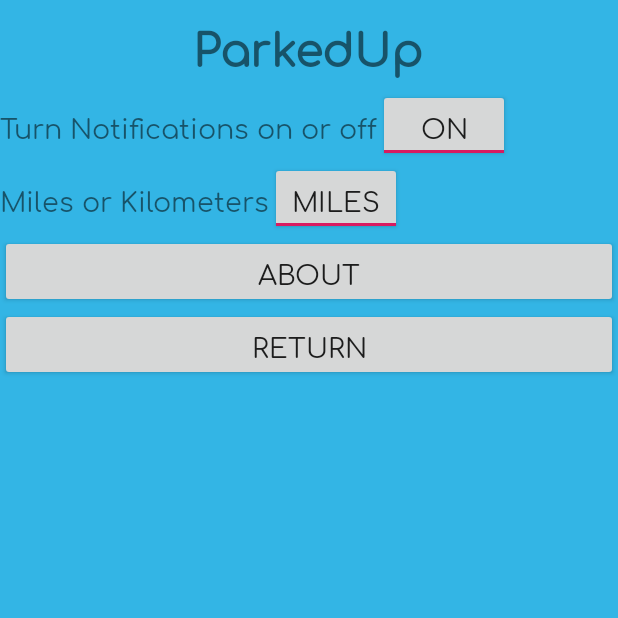
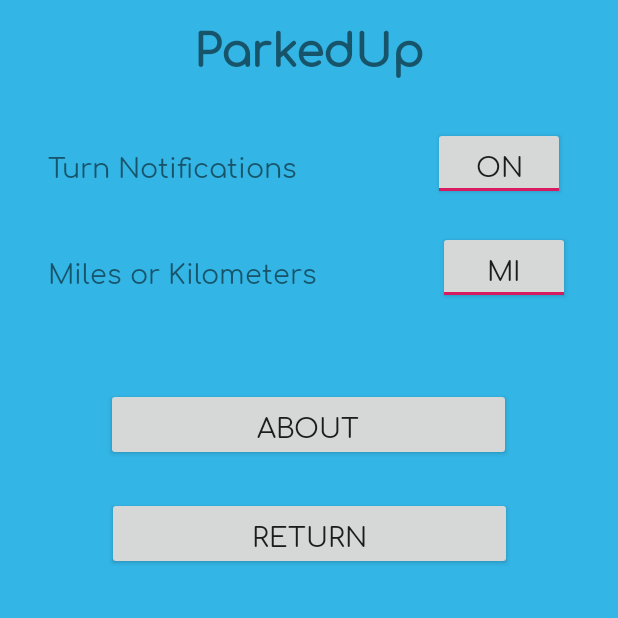
Before and after one commit to COSC481W-2019Winter/classproject-sudo-give_us_an_a, an Android app: the MenuActivity screen opened directly, with no data from a screen before it, on a phone screen of 412 x 824 dp, the top half of it. Run offline under Robolectric (Android 15) with nearby library versions, the phone set to English and light mode, and no system bars.

Commit message:
Changed Menu Layout

```diff
--- a/app/src/main/res/layout/activity_menu.xml
+++ b/app/src/main/res/layout/activity_menu.xml
@@ -1,98 +1,136 @@
 <?xml version="1.0" encoding="utf-8"?>
-<LinearLayout xmlns:android="http://schemas.android.com/apk/res/android"
+<android.support.constraint.ConstraintLayout xmlns:android="http://schemas.android.com/apk/res/android"
     xmlns:app="http://schemas.android.com/apk/res-auto"
+    xmlns:tools="http://schemas.android.com/tools"
     android:layout_width="match_parent"
     android:layout_height="match_parent"
-    android:layout_marginLeft="0dp"
-    android:layout_marginTop="0dp"
-    android:layout_marginRight="0dp"
-    android:layout_marginBottom="0dp"
-    android:background="@android:color/holo_blue_light"
-    android:orientation="vertical">
+    android:background="@android:color/holo_blue_light"><![CDATA[
+        android:layout_width="wrap_content"
+        android:layout_height="wrap_content"
+        android:orientation="horizontal">
+    ]]>
+
+    <Button
+        android:id="@+id/home"
+        android:layout_width="270dp"
+        android:layout_height="wrap_content"
+        android:layout_marginStart="32dp"
+        android:layout_marginEnd="32dp"
+        android:fontFamily="@font/comfortaa"
+        android:text="Return"
+        android:textSize="18dp"
+        app:layout_constraintBottom_toBottomOf="parent"
+        app:layout_constraintEnd_toEndOf="parent"
+        app:layout_constraintHorizontal_bias="0.503"
+        app:layout_constraintStart_toStartOf="parent"
+        app:layout_constraintTop_toTopOf="parent"
+        app:layout_constraintVertical_bias="0.427" />
+
     <TextView
         android:id="@+id/title"
         android:layout_width="wrap_content"
         android:layout_height="59dp"
         android:layout_centerInParent="true"
         android:layout_gravity="center|center_vertical"
+        android:layout_marginStart="32dp"
+        android:layout_marginEnd="32dp"
+        android:layout_marginBottom="64dp"
         android:background="@android:color/holo_blue_light"
         android:fontFamily="@font/comfortaa"
         android:gravity="center"
         android:text="ParkedUp"
         android:textSize="30sp"
-        android:textStyle="bold" />
-
-    <LinearLayout
-        android:layout_width="wrap_content"
-        android:layout_height="wrap_content"
-        android:orientation="horizontal">
+        android:textStyle="bold"
+        app:layout_constraintBottom_toBottomOf="@+id/notify"
+        app:layout_constraintEnd_toEndOf="parent"
+        app:layout_constraintStart_toStartOf="parent"
+        app:layout_constraintTop_toTopOf="parent"
+        app:layout_constraintVertical_bias="0.0" />
 
     <TextView
         android:id="@+id/notification"
-            android:layout_width="match_parent"
+        android:layout_width="180dp"
         android:layout_height="wrap_content"
-            android:text="Turn Notifications on or off"
+        android:layout_marginStart="32dp"
+        android:layout_marginEnd="27dp"
+        android:fontFamily="@font/comfortaa"
+        android:text="Turn Notifications "
         android:textSize="18dp"
-            android:fontFamily="@font/comfortaa" />
+        app:layout_constraintBottom_toBottomOf="parent"
+        app:layout_constraintEnd_toEndOf="@+id/notify"
+        app:layout_constraintHorizontal_bias="0.0"
+        app:layout_constraintStart_toStartOf="parent"
+        app:layout_constraintTop_toTopOf="parent"
+        app:layout_constraintVertical_bias="0.12" />
+
+    <TextView
+        android:id="@+id/MIKI"
+        android:layout_width="180dp"
+        android:layout_height="wrap_content"
+        android:layout_marginStart="32dp"
+        android:fontFamily="@font/comfortaa"
+        android:text="Miles or Kilometers"
+        android:textSize="18dp"
+        app:layout_constraintBottom_toBottomOf="parent"
+        app:layout_constraintEnd_toEndOf="parent"
+        app:layout_constraintEnd_toStartOf="@+id/MIKItoggle"
+        app:layout_constraintHorizontal_bias="0.0"
+        app:layout_constraintStart_toStartOf="parent"
+        app:layout_constraintTop_toTopOf="parent"
+        app:layout_constraintVertical_bias="0.209" />
 
     <ToggleButton
         android:id="@+id/notify"
         android:layout_width="wrap_content"
         android:layout_height="wrap_content"
+        android:layout_marginEnd="32dp"
         android:layout_weight="1"
+        android:fontFamily="@font/comfortaa"
         android:text="ToggleButton"
         android:textOff="Off"
         android:textOn="On"
         android:textSize="18dp"
-            android:fontFamily="@font/comfortaa" />
-    </LinearLayout>
-
-    <LinearLayout
-        android:layout_width="wrap_content"
-        android:layout_height="wrap_content"
-        android:orientation="horizontal">
-        <TextView
-            android:id="@+id/MIKI"
-            android:layout_width="match_parent"
-            android:layout_height="wrap_content"
-            android:text="Miles or Kilometers"
-            android:fontFamily="@font/comfortaa"
-            android:textSize="18dp"/>
+        app:layout_constraintBottom_toBottomOf="parent"
+        app:layout_constraintEnd_toEndOf="parent"
+        app:layout_constraintHorizontal_bias="0.989"
+        app:layout_constraintStart_toStartOf="parent"
+        app:layout_constraintTop_toTopOf="parent"
+        app:layout_constraintVertical_bias="0.109" />
 
     <ToggleButton
         android:id="@+id/MIKItoggle"
         android:layout_width="wrap_content"
         android:layout_height="wrap_content"
+        android:layout_marginEnd="32dp"
         android:layout_weight="1"
+        android:fontFamily="@font/comfortaa"
         android:text="ToggleButton"
-            android:textOff="Kilometers"
-            android:textOn="Miles"
-            android:fontFamily="@font/comfortaa"
-            android:textSize="18dp"/>
-    </LinearLayout>
+        android:textOff="KM"
+        android:textOn="MI"
+        android:textSize="18dp"
+        app:layout_constraintBottom_toBottomOf="parent"
+        app:layout_constraintEnd_toEndOf="parent"
+        app:layout_constraintHorizontal_bias="1.0"
+        app:layout_constraintStart_toStartOf="parent"
+        app:layout_constraintTop_toTopOf="parent"
+        app:layout_constraintVertical_bias="0.199" />
 
     <Button
         android:id="@+id/aboutButton"
-        android:layout_width="match_parent"
+        android:layout_width="270dp"
         android:layout_height="wrap_content"
+        android:layout_marginStart="32dp"
+        android:layout_marginEnd="32dp"
+        android:layout_marginBottom="24dp"
+        android:fontFamily="@font/comfortaa"
         android:text="About"
-        android:fontFamily="@font/comfortaa"
-        android:textSize="18dp"/>
+        android:textSize="18dp"
+        app:layout_constraintBottom_toTopOf="@+id/home"
+        app:layout_constraintEnd_toEndOf="parent"
+        app:layout_constraintHorizontal_bias="0.493"
+        app:layout_constraintStart_toStartOf="parent"
+        app:layout_constraintTop_toTopOf="parent"
+        app:layout_constraintVertical_bias="1.0" />
 
 
-
-    <Button
-        android:id="@+id/home"
-        android:layout_width="match_parent"
-        android:layout_height="wrap_content"
-        android:text="Return"
-        android:fontFamily="@font/comfortaa"
-        android:textSize="18dp"/>
-
-    <!--<Button-->
-        <!--android:id="@+id/mapsBack"-->
-        <!--android:layout_width="match_parent"-->
-        <!--android:layout_height="wrap_content"-->
-        <!--android:text="Back to parking location" />-->
-
-</LinearLayout>
+</android.support.constraint.ConstraintLayout>
```
Lines whose indentation alone changed are shown as unchanged.
